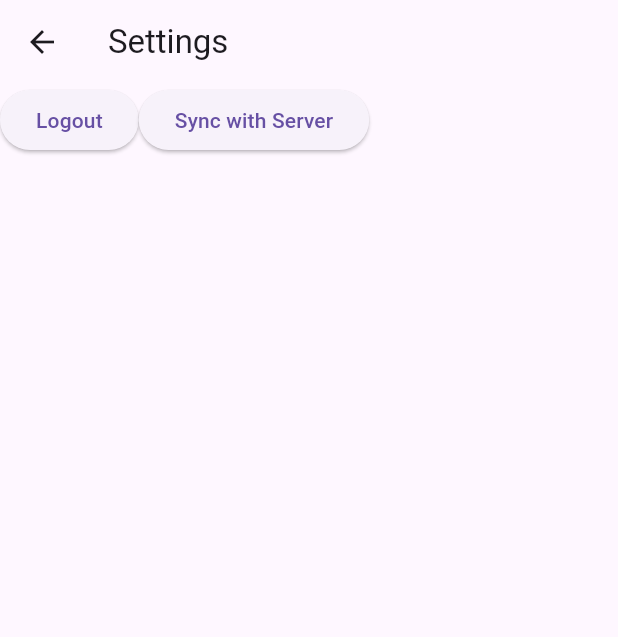
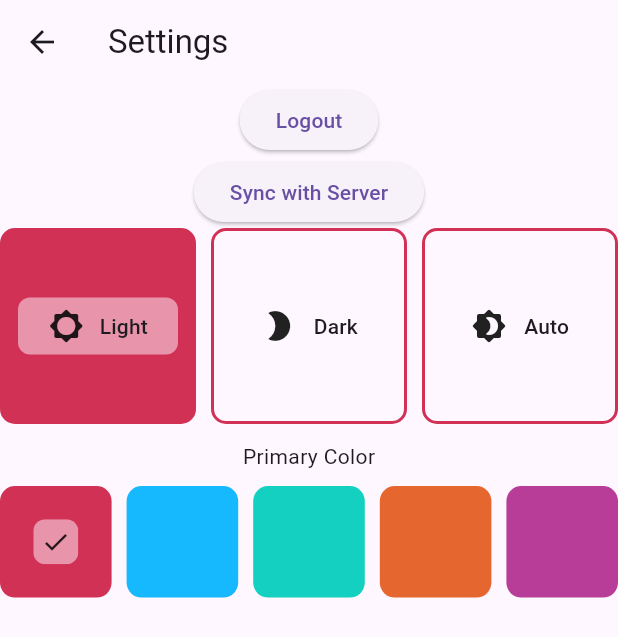
Before and after one commit to SushmitSingh/to_do_local, a Flutter app: the SettingScreen screen opened directly, on a phone screen of 412 x 824 dp. Shown: the top 637 px of the screen. Run offline on Flutter 3.47's test engine with Material 3 defaults, Android fonts, the phone set to English and light mode, and no system bars; our stand-ins replace firebase_auth, firebase_core, intro_slider, sembast, shared_preferences, shelf and 1 more; missing offline and left inert: otp_pin_field, shelf_cors_headers, shelf_router, webview_all; accounts and stored records are empty.

Commit message:
Theame Added

```diff
--- a/lib/ui/settings/SettingScreen.dart
+++ b/lib/ui/settings/SettingScreen.dart
@@ -1,6 +1,7 @@
 import 'package:firebase_auth/firebase_auth.dart';
 import 'package:flutter/material.dart';
 import 'package:provider/provider.dart';
+import 'package:to_do_local/utils/ThemeSwitcher.dart';
 
 import '../auth/LoginScreen.dart';
 import '../task/viewmodel/TodoViewModel.dart';
@@ -19,7 +20,7 @@ class _SettingScreenState extends State<SettingScreen> {
       appBar: AppBar(
         title: const Text("Settings"),
       ),
-      body: Row(
+      body: Column(
         children: [
           ElevatedButton(
               child: const Text('Logout'),
@@ -38,6 +39,12 @@ class _SettingScreenState extends State<SettingScreen> {
             },
             child: const Text('Sync with Server'),
           ),
+          ThemeSwitcher(),
+          const Padding(
+            padding: EdgeInsets.symmetric(vertical: 10),
+            child: Text('Primary Color'),
+          ),
+          PrimaryColorSwitcher(),
         ],
       ),
     );
--- /dev/null
+++ b/lib/utils/AppColors.dart
@@ -0,0 +1,38 @@
+import 'package:flutter/material.dart';
+
+class AppColors {
+  static List<Color> primaryColors = const [
+    Color(0xffd23156),
+    Color(0xff16b9fd),
+    Color(0xff13d0c1),
+    Color(0xffe5672f),
+    Color(0xffb73d99),
+  ];
+
+  static Color getShade(Color color, {bool darker = false, double value = .1}) {
+    assert(value >= 0 && value <= 1);
+
+    final hsl = HSLColor.fromColor(color);
+    final hslDark = hsl.withLightness(
+        (darker ? (hsl.lightness - value) : (hsl.lightness + value))
+            .clamp(0.0, 1.0));
+
+    return hslDark.toColor();
+  }
+
+  static MaterialColor getMaterialColorFromColor(Color color) {
+    Map<int, Color> _colorShades = {
+      50: getShade(color, value: 0.5),
+      100: getShade(color, value: 0.4),
+      200: getShade(color, value: 0.3),
+      300: getShade(color, value: 0.2),
+      400: getShade(color, value: 0.1),
+      500: color,
+      600: getShade(color, value: 0.1, darker: true),
+      700: getShade(color, value: 0.15, darker: true),
+      800: getShade(color, value: 0.2, darker: true),
+      900: getShade(color, value: 0.25, darker: true),
+    };
+    return MaterialColor(color.value, _colorShades);
+  }
+}
--- /dev/null
+++ b/lib/utils/AppTheme.dart
@@ -0,0 +1,31 @@
+import 'package:flutter/material.dart';
+
+class AppTheme {
+  ThemeMode mode;
+  String title;
+  IconData icon;
+
+  AppTheme({
+    required this.mode,
+    required this.title,
+    required this.icon,
+  });
+}
+
+List<AppTheme> appThemes = [
+  AppTheme(
+    mode: ThemeMode.light,
+    title: 'Light',
+    icon: Icons.brightness_5_rounded,
+  ),
+  AppTheme(
+    mode: ThemeMode.dark,
+    title: 'Dark',
+    icon: Icons.brightness_2_rounded,
+  ),
+  AppTheme(
+    mode: ThemeMode.system,
+    title: 'Auto',
+    icon: Icons.brightness_4_rounded,
+  ),
+];
--- /dev/null
+++ b/lib/utils/ThemeProvider.dart
@@ -0,0 +1,20 @@
+import 'package:flutter/material.dart';
+
+import 'AppColors.dart';
+import 'AppTheme.dart';
+
+class ThemeProvider with ChangeNotifier {
+  ThemeMode selectedThemeMode = appThemes[0].mode;
+
+  setSelectedThemeMode(ThemeMode _themeMode) {
+    selectedThemeMode = _themeMode;
+    notifyListeners();
+  }
+
+  Color selectedPrimaryColor = AppColors.primaryColors[0];
+
+  setSelectedPrimaryColor(Color _color) {
+    selectedPrimaryColor = _color;
+    notifyListeners();
+  }
+}
--- /dev/null
+++ b/lib/utils/ThemeSwitcher.dart
@@ -0,0 +1,126 @@
+import 'package:flutter/material.dart';
+import 'package:provider/provider.dart';
+
+import 'AppColors.dart';
+import 'AppTheme.dart';
+import 'ThemeProvider.dart';
+
+const double _containerWidth = 450.0;
+
+class ThemeSwitcher extends StatelessWidget {
+  @override
+  Widget build(BuildContext context) {
+    return Consumer<ThemeProvider>(
+      builder: (c, themeProvider, _) => SizedBox(
+        height: (_containerWidth - (17 * 2) - (10 * 2)) / 3,
+        child: GridView.count(
+          physics: const NeverScrollableScrollPhysics(),
+          crossAxisSpacing: 10,
+          crossAxisCount: appThemes.length,
+          children: List.generate(
+            appThemes.length,
+            (i) {
+              bool _isSelectedTheme =
+                  appThemes[i].mode == themeProvider.selectedThemeMode;
+              return GestureDetector(
+                onTap: _isSelectedTheme
+                    ? null
+                    : () =>
+                        themeProvider.setSelectedThemeMode(appThemes[i].mode),
+                child: AnimatedContainer(
+                  height: 100,
+                  duration: const Duration(milliseconds: 200),
+                  decoration: BoxDecoration(
+                    color: _isSelectedTheme
+                        ? Theme.of(context).primaryColor
+                        : Colors.transparent,
+                    borderRadius: BorderRadius.circular(10),
+                    border: Border.all(
+                        width: 2, color: Theme.of(context).primaryColor),
+                  ),
+                  child: Center(
+                    child: Container(
+                      padding: const EdgeInsets.symmetric(
+                          horizontal: 15, vertical: 7),
+                      margin: const EdgeInsets.symmetric(horizontal: 10),
+                      decoration: BoxDecoration(
+                        borderRadius: BorderRadius.circular(8),
+                        color: Theme.of(context).cardColor.withOpacity(0.5),
+                      ),
+                      child: Row(
+                        mainAxisAlignment: MainAxisAlignment.spaceAround,
+                        children: [
+                          Icon(appThemes[i].icon),
+                          Text(
+                            appThemes[i].title,
+                            style: Theme.of(context).textTheme.subtitle2,
+                          ),
+                        ],
+                      ),
+                    ),
+                  ),
+                ),
+              );
+            },
+          ),
+        ),
+      ),
+    );
+  }
+}
+
+class PrimaryColorSwitcher extends StatelessWidget {
+  @override
+  Widget build(BuildContext context) {
+    return Consumer<ThemeProvider>(
+      builder: (c, themeProvider, _) => SizedBox(
+        height: (_containerWidth - (17 * 2) - (10 * 2)) / 3,
+        child: GridView.count(
+          crossAxisCount: AppColors.primaryColors.length,
+          physics: const NeverScrollableScrollPhysics(),
+          crossAxisSpacing: 10,
+          children: List.generate(
+            AppColors.primaryColors.length,
+            (i) {
+              bool _isSelectedColor = AppColors.primaryColors[i] ==
+                  themeProvider.selectedPrimaryColor;
+              return GestureDetector(
+                onTap: _isSelectedColor
+                    ? null
+                    : () => themeProvider
+                        .setSelectedPrimaryColor(AppColors.primaryColors[i]),
+                child: Container(
+                  height: 50,
+                  decoration: BoxDecoration(
+                    color: AppColors.primaryColors[i],
+                    borderRadius: BorderRadius.circular(10),
+                  ),
+                  child: AnimatedOpacity(
+                    duration: const Duration(milliseconds: 200),
+                    opacity: _isSelectedColor ? 1 : 0,
+                    child: Center(
+                      child: ClipRRect(
+                        borderRadius: BorderRadius.circular(8),
+                        child: Container(
+                          padding: const EdgeInsets.all(5),
+                          decoration: BoxDecoration(
+                            borderRadius: BorderRadius.circular(3),
+                            color: Theme.of(context).cardColor.withOpacity(0.5),
+                          ),
+                          child: const Icon(
+                            Icons.check,
+                            size: 20,
+                          ),
+                        ),
+                      ),
+                    ),
+                  ),
+                ),
+              );
+            },
+          ),
+        ),
+      ),
+    );
+  }
+}
```
Also changed, not shown: lib/main.dart (+34 -14 lines), lib/ui/mainScreen/ScreenWithBottomNav.dart (+21 -31 lines), lib/ui/task/TodoScreen.dart (+59 -54 lines).
